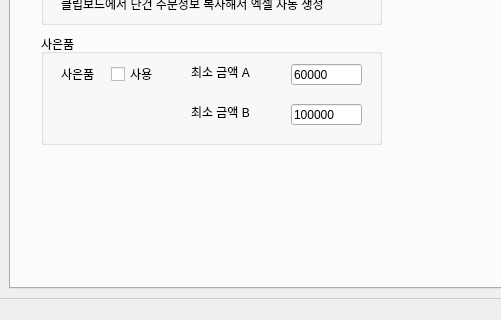
Before: the Qt Designer form ui/main_window.ui in Peanut0711/easy-fulfill, drawn with Qt 5; both pictures show x 0 to 501 and y 354 to 674 of the 726 by 674 pixel window.
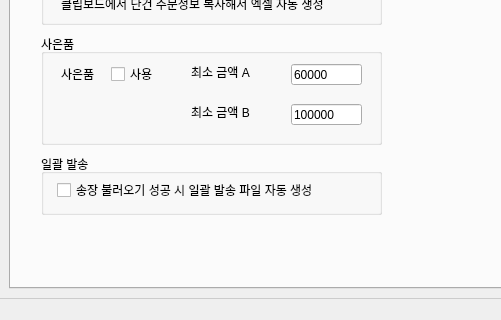
After: the same form once the commit is applied. The open tabs and pages were chosen to show the change.

Commit message:
feat: 송장 불러오기 성공 시 일괄 발송 자동 생성 옵션 추가
환경설정 탭에 '송장 불러오기 성공 시 일괄 발송 파일 자동 생성' 체크박스를 두고,
기본값은 해제 상태로 둔다.

설정은 database/app_settings.json의 auto_generate_after_invoice_load로
저장·로드하며, 체크 시 발송처리 탭에서 송장 파일 검증에 성공하면
generate_invoice_file()을 즉시 호출한다.

주문서가 아직 유효하지 않은 경우에는 기존과 동일하게 경고만 표시된다.

```diff
--- a/ui/main_window.ui
+++ b/ui/main_window.ui
@@ -605,6 +605,35 @@
          </property>
         </widget>
        </widget>
+       <widget class="QGroupBox" name="groupBox_batch_ship">
+        <property name="geometry">
+         <rect>
+          <x>30</x>
+          <y>450</y>
+          <width>341</width>
+          <height>61</height>
+         </rect>
+        </property>
+        <property name="title">
+         <string>일괄 발송</string>
+        </property>
+        <widget class="QCheckBox" name="checkBox_invoice_load_auto_generate">
+         <property name="geometry">
+          <rect>
+           <x>16</x>
+           <y>24</y>
+           <width>311</width>
+           <height>24</height>
+          </rect>
+         </property>
+         <property name="text">
+          <string>송장 불러오기 성공 시 일괄 발송 파일 자동 생성</string>
+         </property>
+         <property name="checked">
+          <bool>false</bool>
+         </property>
+        </widget>
+       </widget>
       </widget>
      </widget>
     </item>
```
The commit also changes 1 other file.
